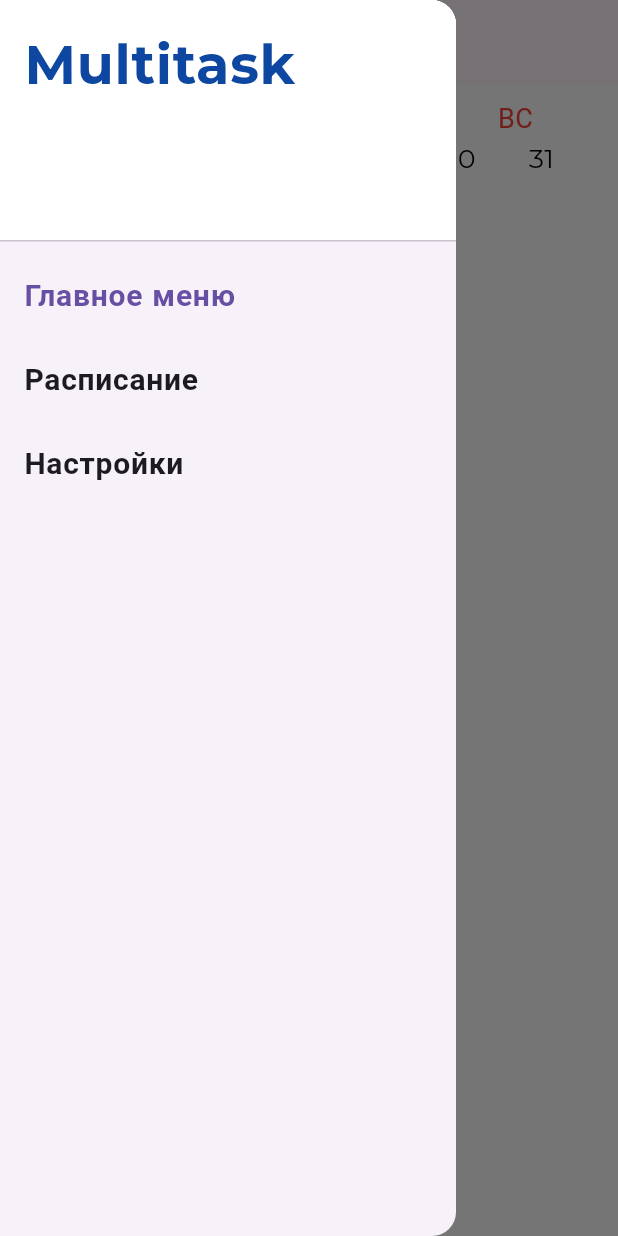
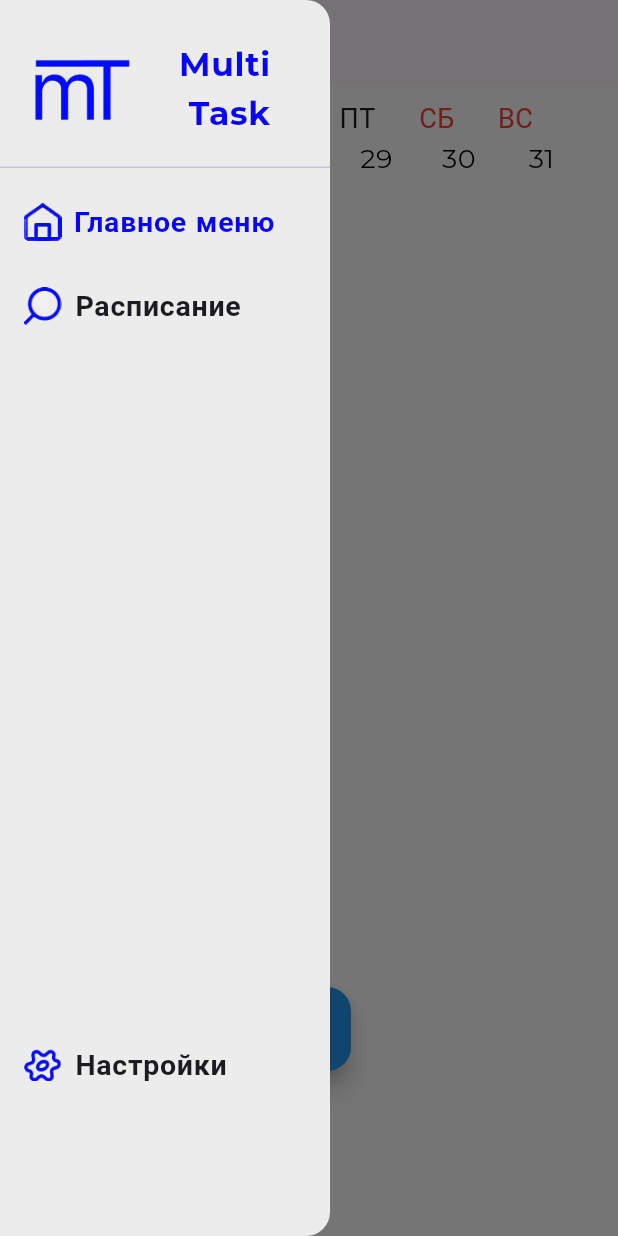
Before and after one commit to schlimmsten/Multitask, a Flutter app: the Navigation screen opened directly, with the side drawer open, on a phone screen of 412 x 824 dp. Run offline on Flutter 3.47's test engine with Material 3 defaults, Android fonts, the phone set to English and light mode, and no system bars; project files that could hold a hidden picture were left out.

Commit message:
Фотокарточки + приколы 2.0

```diff
--- a/lib/navigation_rail/nav_rail.dart
+++ b/lib/navigation_rail/nav_rail.dart
@@ -19,6 +19,11 @@ var months = [
     'Декабрь'
   ];
 
+String currentMonthAndYear() {
+  DateTime now = DateTime.now();
+  int month = now.month;
+  return '${months[month - 1]} ${now.year}';
+}
   //DateTime now = DateTime.now();
 
 class Navigation extends StatefulWidget {
@@ -75,21 +80,62 @@ class _NavigationState extends State<Navigation> {
       //надо оборачивать виджеты в экран и вызывать просто экран(но он типа класс/виджет)
       body: _screenOptions[_selectedIndex],
       drawer: Drawer(
+        width: 220,
+        backgroundColor: Color.fromARGB(255, 236, 236, 236),
         child: ListView(
           padding: EdgeInsets.zero,
           children: [
-            DrawerHeader(
+            SizedBox(
+              height: 120,
+              child: DrawerHeader(
               decoration: const BoxDecoration(
-                color: Colors.white,
+                //color: Colors.white,
               ),
-              child: Text(
-                'Multitask',
-                style: TextStyle(color: Colors.blue.shade900, fontSize: 36, fontFamily: "Montserrat", fontWeight: FontWeight.bold),
+              child: Padding(
+                padding: const EdgeInsets.only(right: 0.0),
+                child: Row(
+                  children: [
+                    Image.asset(
+                      'images/MT_blue.png', // Путь к вашей .png иконке
+                      width: 73, // Установите желаемую ширину и высоту для иконки
+                      height: 73,
+                    ),
+                    const SizedBox(width: 30),
+                    const Text(
+                      'Multi\nTask',
+                      style: TextStyle(
+                        color: Color.fromARGB(255, 8, 4, 252),
+                        fontSize: 22,
+                        fontFamily: "Montserrat",
+                        fontWeight: FontWeight.bold,
+                      ),
+                      textAlign: TextAlign.right,
+                    ),
+                  ],
                 ),
+              ),
+              ),
             ),
+
             ListTile(
-              title: const Text('Главное меню',
-              style:TextStyle(fontWeight: FontWeight.bold,fontSize: 20, fontFamily: "Montserrat", ),
+              title: Row(
+                children: <Widget>[
+                  Image.asset(
+                    'images/main_page.png',
+                    width: 25,
+                    height: 25,
+                  ),
+                  const SizedBox(width: 8),
+                  Text(
+                    'Главное меню',
+                     style: TextStyle(
+                      fontWeight: FontWeight.bold,
+                      fontSize: 19,
+                      fontFamily: "Montserrat",
+                      color: _selectedIndex == 0 ? const Color.fromARGB(255, 8, 4, 252) : null,
+                    ),
+                  ),
+                ],
               ),
               selected: _selectedIndex == 0,
               onTap: () {
@@ -98,16 +144,52 @@ class _NavigationState extends State<Navigation> {
               },
             ),
             ListTile(
-              title: const Text('Расписание', style:TextStyle(fontWeight: FontWeight.bold,fontSize: 20, fontFamily: "Montserrat", ),),
+              title: Row(
+                children: <Widget>[
+                  Image.asset(
+                    'images/schedule.png',
+                    width: 25,
+                    height: 25,
+                  ),
+                  const SizedBox(width: 9),
+                  Text(
+                    'Расписание',
+                     style: TextStyle(
+                      fontWeight: FontWeight.bold,
+                      fontSize: 19,
+                      fontFamily: "Montserrat",
+                      color: _selectedIndex == 1 ? const Color.fromARGB(255, 8, 4, 252) : null,
+                    ),
+                  ),
+                ],
+              ),
               selected: _selectedIndex == 1,
               onTap: () {
                 _onItemTapped(1);
                 Navigator.pop(context);
               },
             ),
+            const SizedBox(height: 450),
             ListTile(
-              title: const Text('Настройки', style:TextStyle(fontWeight: FontWeight.bold,fontSize: 20, fontFamily: "Montserrat", ),),
-              selected: _selectedIndex == 2,
+              title: Row(
+                children: <Widget>[
+                  Image.asset(
+                    'images/settings.png',
+                    width: 25,
+                    height: 25,
+                  ),
+                  const SizedBox(width: 9),
+                  Text(
+                    'Настройки',
+                     style: TextStyle(
+                      fontWeight: FontWeight.bold,
+                      fontSize: 19,
+                      fontFamily: "Montserrat",
+                      color: _selectedIndex == 2 ? const Color.fromARGB(255, 8, 4, 252) : null,
+                    ),
+                  ),
+                ],
+              ),
               onTap: () {
                 _onItemTapped(2);
                 Navigator.pop(context);
@@ -119,8 +201,3 @@ class _NavigationState extends State<Navigation> {
     );
   }
 }
-
-String currentMonthAndYear() {
-  int month = now.month;
-  return  '${months[month - 1]} ${now.year}';
-}
```
Also changed, not shown: lib/navigation rail/nav_rail.dart (deleted, +0 -81 lines), images/MT_blue.png (added), images/main_page.png (added), images/schedule.png (added), images/settings.png (added).
